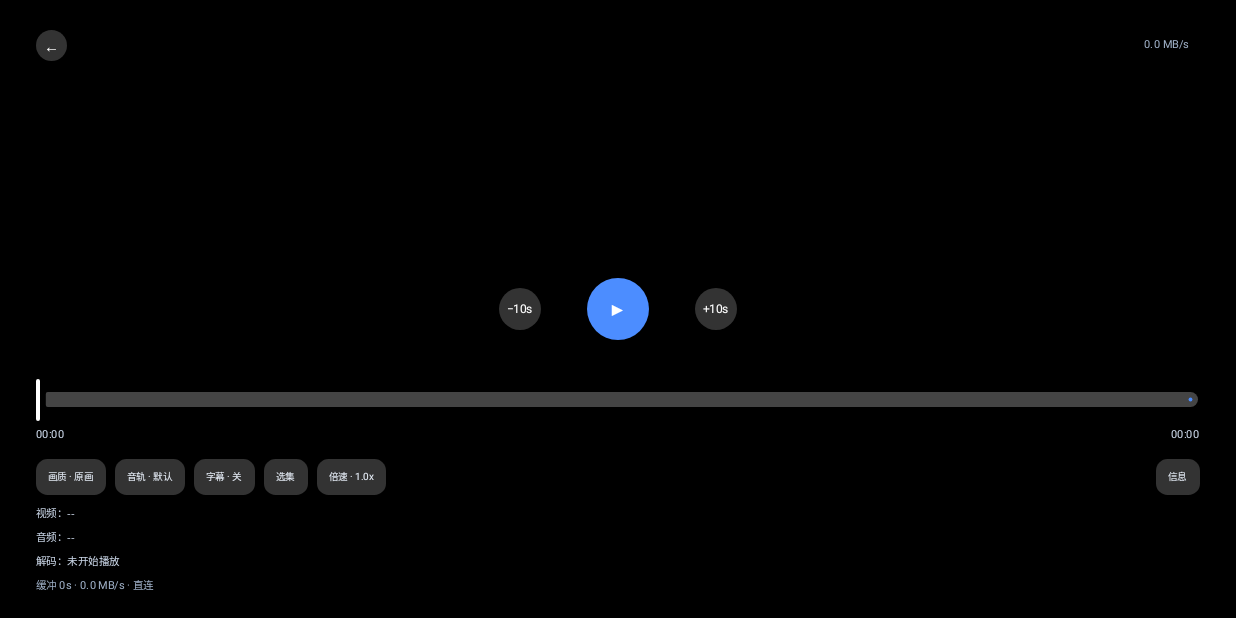
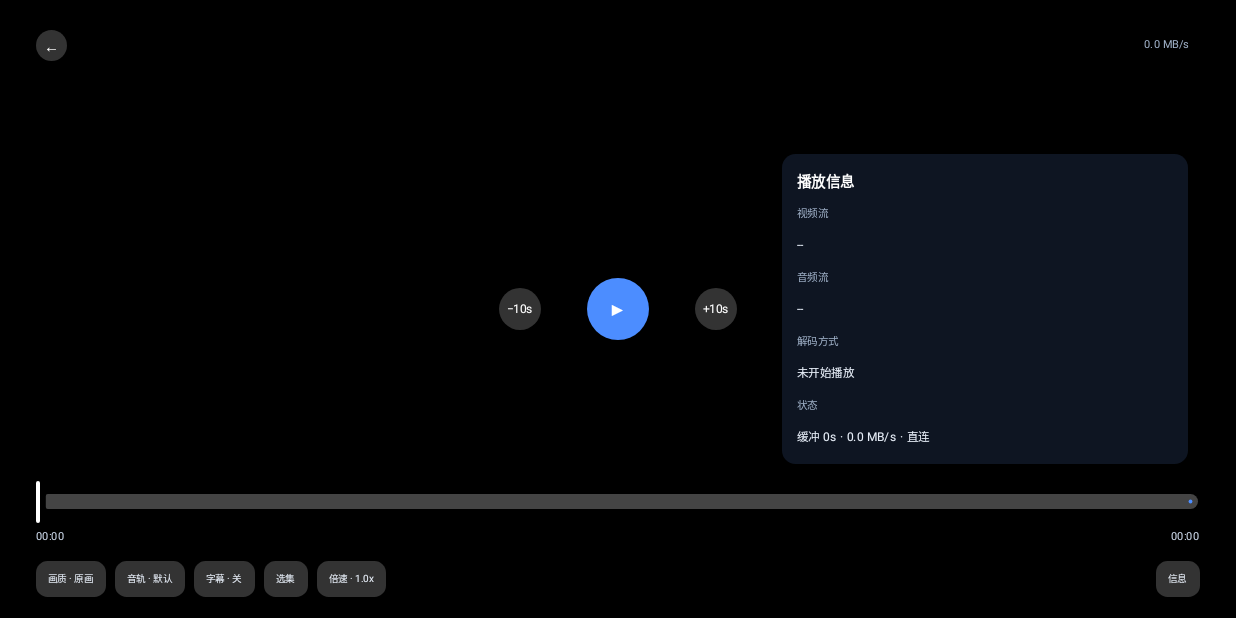
Before and after one commit to YunJian101/Lumo, an Android app built with Jetpack Compose: the composable PlayerScreen called with empty values, after a tap on "信息", on a phone screen of 824 x 412 dp (held sideways). Run offline under Robolectric (Android 15) with nearby library versions, the phone set to English and light mode, and no system bars; pictures from the network do not load; 6 statements that could not run were skipped.

Commit message:
Show info card with decoder and audio codec details

```diff
--- a/app/build.gradle.kts
+++ b/app/build.gradle.kts
@@ -19,8 +19,8 @@ android {
         applicationId = "com.lumo.player"
         minSdk = 23
         targetSdk = 35
-        versionCode = 126
-        versionName = "1.5.6"
+        versionCode = 128
+        versionName = "1.5.8"
         vectorDrawables.useSupportLibrary = true
         buildConfigField("String", "FN_API_KEY", "\"${localProps.getProperty("fn.apiKey") ?: ""}\"")
         buildConfigField("String", "FN_API_SECRET", "\"${localProps.getProperty("fn.apiSecret") ?: ""}\"")
--- a/app/src/main/java/com/lumo/player/ui/screens/PlayerScreen.kt
+++ b/app/src/main/java/com/lumo/player/ui/screens/PlayerScreen.kt
@@ -314,11 +314,11 @@ fun PlayerScreen(
             val a = player.audioFormat
             if (a != null) {
                 liveAudio = buildString {
-                    append(a.sampleMimeType?.substringAfterLast('/') ?: "audio")
+                    append(mimeShort(a.sampleMimeType))
                     append(" ").append(a.channelCount).append("ch")
                 }
             }
-            if (decoderInfo.isEmpty()) {
+            if (decoderInfo.isEmpty() || decoderInfo.startsWith("未开始")) {
                 decoderInfo = buildDecoderInfo(player)
             }
             delay(500)
@@ -522,35 +522,41 @@ fun PlayerScreen(
                     Text(hint, color = Color(0xFFFFD479), fontSize = 11.sp, modifier = Modifier.padding(top = 8.dp))
                 }
                 if (showInfo) {
+                    // 信息由独立卡片展示
+                }
+            }
+        }
+
+        if (showInfo) {
             val srcVideo = stream?.let {
                 "${it.width}x${it.height} · ${it.videoCodec.uppercase()} · ${it.fps} · ${it.bitrate / 1_000_000}Mbps · ${it.hdr}"
             } ?: "--"
             val srcAudio = stream?.let {
                 "${it.audioCodec.uppercase()} · ${it.channels}ch · ${it.audioSampleRate}Hz"
             } ?: "--"
-                    Column(Modifier.padding(top = 6.dp)) {
-                        Text(
-                            "视频：${liveVideo.ifEmpty { srcVideo }}",
-                            color = Color(0xFFC9D5E6),
-                            fontSize = 11.sp,
-                        )
-                        Text(
-                            "音频：${liveAudio.ifEmpty { srcAudio }}",
-                            color = Color(0xFFC9D5E6),
-                            fontSize = 11.sp,
-                        )
-                        Text(
-                            "解码：${decoderInfo.ifEmpty { "未开始播放" }}",
-                            color = Color(0xFFC9D5E6),
-                            fontSize = 11.sp,
-                        )
+            Column(
+                Modifier
+                    .align(Alignment.CenterEnd)
+                    .padding(end = 50.dp)
+                    .width(420.dp)
+                    .clip(RoundedCornerShape(14.dp))
+                    .background(Color(0xE6101826))
+                    .padding(16.dp),
+                verticalArrangement = Arrangement.spacedBy(8.dp),
+            ) {
+                Text("播放信息", color = Color.White, fontSize = 15.sp, fontWeight = FontWeight.Bold)
+                Text("视频流", color = Color(0xFF9FB0C7), fontSize = 11.sp)
+                Text(liveVideo.ifEmpty { srcVideo }, color = Color(0xFFE7EEF8), fontSize = 12.sp)
+                Text("音频流", color = Color(0xFF9FB0C7), fontSize = 11.sp)
+                Text(liveAudio.ifEmpty { srcAudio }, color = Color(0xFFE7EEF8), fontSize = 12.sp)
+                Text("解码方式", color = Color(0xFF9FB0C7), fontSize = 11.sp)
+                Text(decoderInfo.ifEmpty { "未开始播放" }, color = Color(0xFFE7EEF8), fontSize = 12.sp)
+                Text("状态", color = Color(0xFF9FB0C7), fontSize = 11.sp)
                 Text(
                     "缓冲 ${bufferedMs / 1000}s · ${String.format(Locale.US, "%.1f", speedMb)} MB/s · ${if (qualityLabel == "原画") "直连" else "转码 $qualityLabel"}",
-                            color = Color(0xFF9FB0C7),
-                            fontSize = 11.sp,
+                    color = Color(0xFFE7EEF8),
+                    fontSize = 12.sp,
                 )
-                    }
-                }
             }
         }
 
@@ -899,6 +905,19 @@ private fun mapSubtitleLanguage(value: String): String? {
     }
 }
 
+private fun mimeShort(mime: String?): String = when {
+    mime == null -> "音频"
+    mime.contains("mp4a") || mime.contains("aac") -> "AAC"
+    mime.contains("ac-3") -> "AC3"
+    mime.contains("ec-3") -> "EAC3"
+    mime.contains("opus") -> "Opus"
+    mime.contains("flac") -> "FLAC"
+    mime.contains("mp3") -> "MP3"
+    mime.contains("truehd") -> "TrueHD"
+    mime.contains("dts") -> "DTS"
+    else -> mime.substringAfterLast('/')
+}
+
 private fun buildDecoderInfo(player: ExoPlayer): String {
     fun decoderName(audio: Boolean): String = runCatching {
         val name = if (audio) "getAudioDecoderName" else "getVideoDecoderName"
```
Lines whose indentation alone changed are shown as unchanged.
